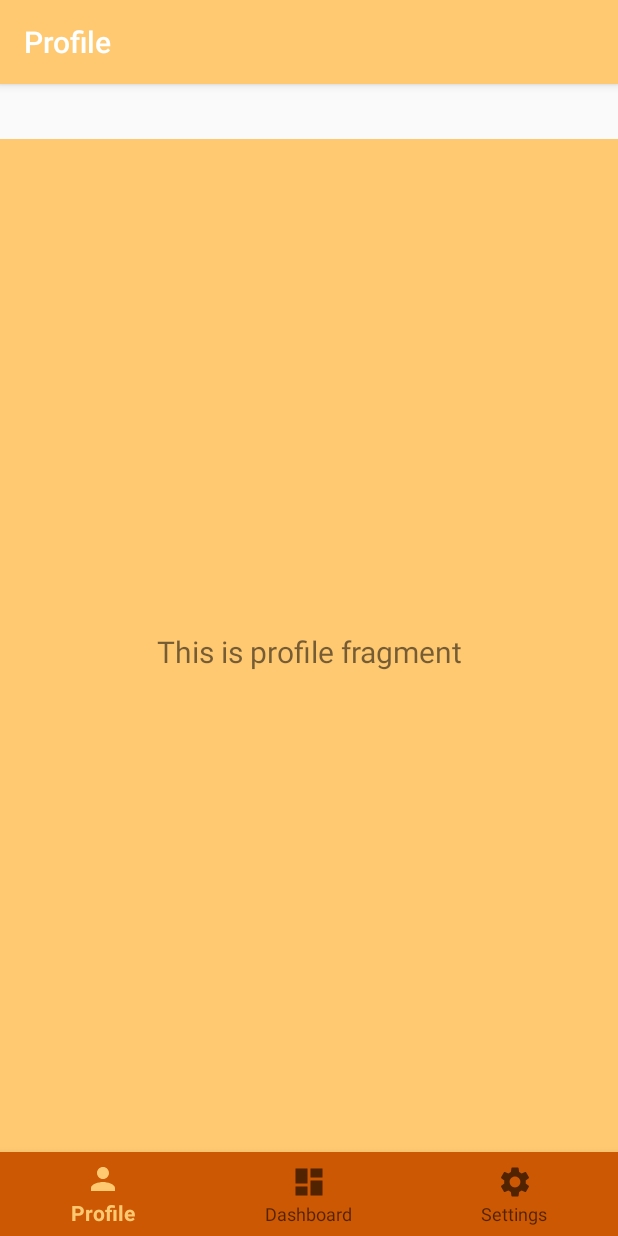
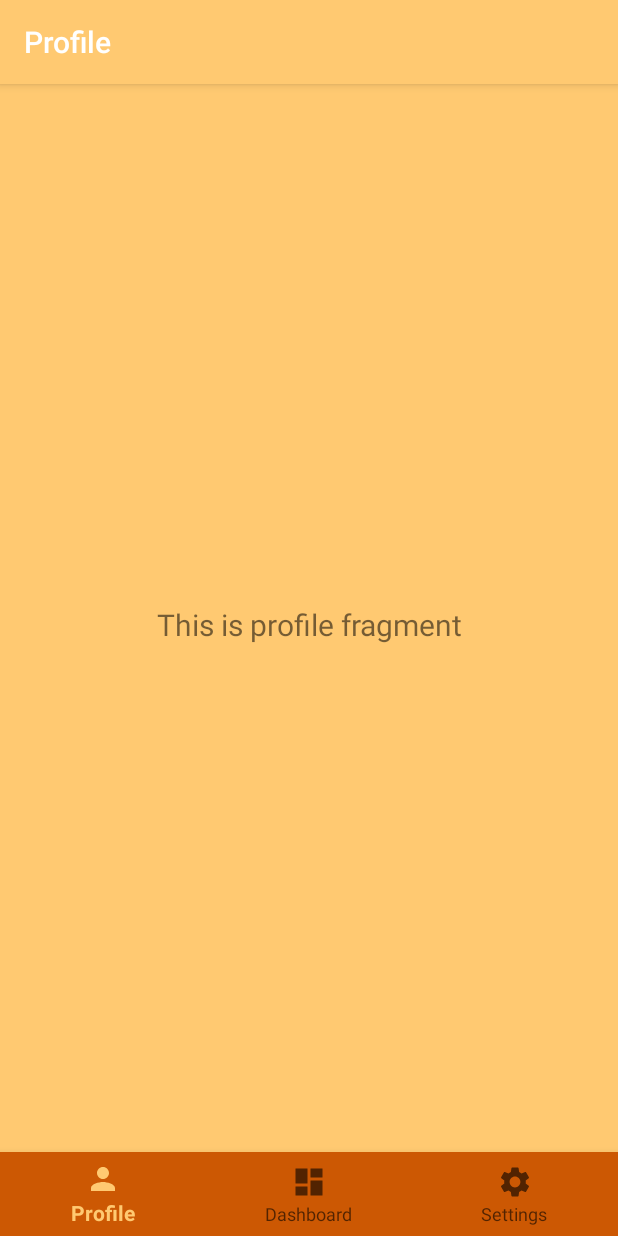
Before and after one commit to jeroenH04/SmartPlan, an Android app: the MainActivity screen opened directly, with no data from a screen before it, on a phone screen of 412 x 824 dp. Run offline under Robolectric (Android 15) with nearby library versions, the phone set to English and light mode, and no system bars; our stand-ins replace navigation-ui.

Commit message:
bind fragments to constraints
fragments height and width were random numbers now they depend on screen size

```diff
--- a/app/src/main/res/layout/activity_main.xml
+++ b/app/src/main/res/layout/activity_main.xml
@@ -21,8 +21,8 @@
     <fragment
         android:id="@+id/nav_host_fragment"
         android:name="androidx.navigation.fragment.NavHostFragment"
-        android:layout_width="413dp"
-        android:layout_height="675dp"
+        android:layout_width="0dp"
+        android:layout_height="0dp"
         app:defaultNavHost="true"
         app:layout_constraintBottom_toTopOf="@id/nav_view"
         app:layout_constraintHorizontal_bias="1.0"
```
